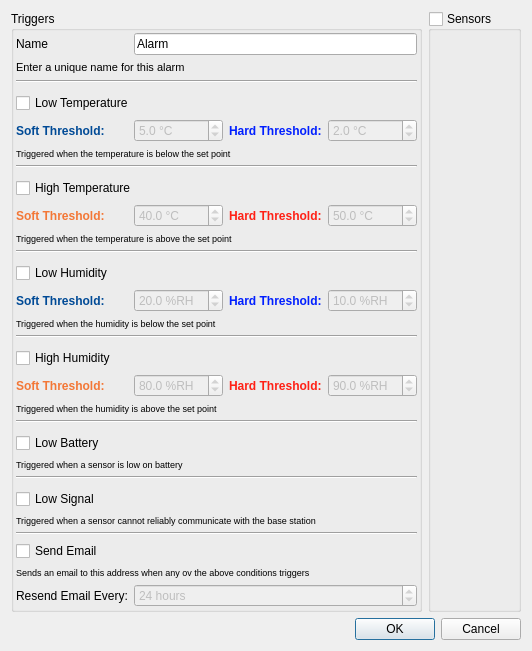
Qt form manager/src/ConfigureAlarmDialog.ui (porkmarks/sense) before a commit.
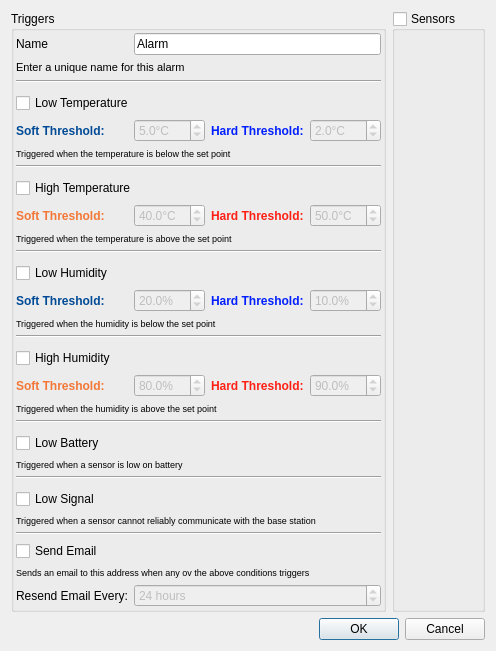
The same form after that commit. Icons and pictures are not drawn. Custom widgets are drawn as their Qt base class.

The edit to the form file:
```diff
--- a/manager/src/ConfigureAlarmDialog.ui
+++ b/manager/src/ConfigureAlarmDialog.ui
@@ -113,7 +113,7 @@
             <bool>false</bool>
            </property>
            <property name="suffix">
-            <string> %RH</string>
+            <string>%</string>
            </property>
            <property name="decimals">
             <number>1</number>
@@ -152,7 +152,7 @@
             <bool>false</bool>
            </property>
            <property name="suffix">
-            <string> °C</string>
+            <string>°C</string>
            </property>
            <property name="decimals">
             <number>1</number>
@@ -380,7 +380,7 @@
             <bool>false</bool>
            </property>
            <property name="suffix">
-            <string> °C</string>
+            <string>°C</string>
            </property>
            <property name="decimals">
             <number>1</number>
@@ -440,7 +440,7 @@
             <bool>false</bool>
            </property>
            <property name="suffix">
-            <string> °C</string>
+            <string>°C</string>
            </property>
            <property name="decimals">
             <number>1</number>
@@ -524,7 +524,7 @@
             <bool>false</bool>
            </property>
            <property name="suffix">
-            <string> °C</string>
+            <string>°C</string>
            </property>
            <property name="decimals">
             <number>1</number>
@@ -546,7 +546,7 @@
             <bool>false</bool>
            </property>
            <property name="suffix">
-            <string> %RH</string>
+            <string>%</string>
            </property>
            <property name="decimals">
             <number>1</number>
@@ -581,7 +581,7 @@
             <bool>false</bool>
            </property>
            <property name="suffix">
-            <string> %RH</string>
+            <string>%</string>
            </property>
            <property name="decimals">
             <number>1</number>
@@ -677,7 +677,7 @@
             <bool>false</bool>
            </property>
            <property name="suffix">
-            <string> %RH</string>
+            <string>%</string>
            </property>
            <property name="decimals">
             <number>1</number>
```
